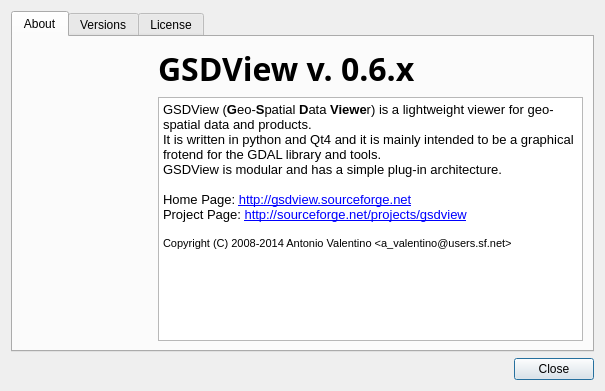
Before: the Qt Designer form gsdview/ui/aboutdialog.ui in avalentino/gsdview, drawn with Qt 5.
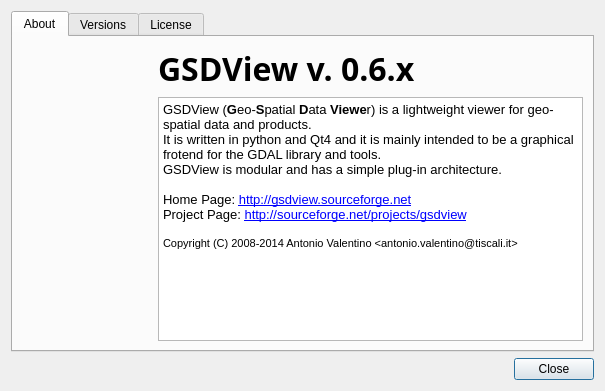
After: the same form once the commit is applied. Icons and pictures are not drawn.

```diff
--- a/gsdview/ui/aboutdialog.ui
+++ b/gsdview/ui/aboutdialog.ui
@@ -145,7 +145,7 @@
 &lt;p style=&quot; margin-top:0px; margin-bottom:0px; margin-left:0px; margin-right:0px; -qt-block-indent:0; text-indent:0px;&quot;&gt;&lt;span style=&quot; font-family:'DejaVu Sans';&quot;&gt;Home Page: &lt;/span&gt;&lt;a href=&quot;http://gsdview.sourceforge.net&quot;&gt;&lt;span style=&quot; font-family:'DejaVu Sans'; text-decoration: underline; color:#0000ff;&quot;&gt;http://gsdview.sourceforge.net&lt;/span&gt;&lt;/a&gt;&lt;/p&gt;
 &lt;p style=&quot; margin-top:0px; margin-bottom:0px; margin-left:0px; margin-right:0px; -qt-block-indent:0; text-indent:0px;&quot;&gt;&lt;span style=&quot; font-family:'DejaVu Sans';&quot;&gt;Project Page: &lt;/span&gt;&lt;a href=&quot;http://sourceforge.net/projects/gsdview&quot;&gt;&lt;span style=&quot; font-family:'DejaVu Sans'; text-decoration: underline; color:#0000ff;&quot;&gt;http://sourceforge.net/projects/gsdview&lt;/span&gt;&lt;/a&gt;&lt;/p&gt;
 &lt;p style=&quot;-qt-paragraph-type:empty; margin-top:0px; margin-bottom:0px; margin-left:0px; margin-right:0px; -qt-block-indent:0; text-indent:0px; font-family:'DejaVu Sans'; text-decoration: underline; color:#0000ff;&quot;&gt;&lt;/p&gt;
-&lt;p style=&quot; margin-top:0px; margin-bottom:0px; margin-left:0px; margin-right:0px; -qt-block-indent:0; text-indent:0px;&quot;&gt;&lt;span style=&quot; font-family:'DejaVu Sans'; font-size:8pt; color:#000000;&quot;&gt;Copyright (C) 2008-2014 Antonio Valentino &amp;lt;a_valentino@users.sf.net&amp;gt;&lt;/span&gt;&lt;/p&gt;&lt;/body&gt;&lt;/html&gt;</string>
+&lt;p style=&quot; margin-top:0px; margin-bottom:0px; margin-left:0px; margin-right:0px; -qt-block-indent:0; text-indent:0px;&quot;&gt;&lt;span style=&quot; font-family:'DejaVu Sans'; font-size:8pt; color:#000000;&quot;&gt;Copyright (C) 2008-2014 Antonio Valentino &amp;lt;antonio.valentino@tiscali.it&amp;gt;&lt;/span&gt;&lt;/p&gt;&lt;/body&gt;&lt;/html&gt;</string>
            </property>
            <property name="openExternalLinks">
             <bool>true</bool>
```
